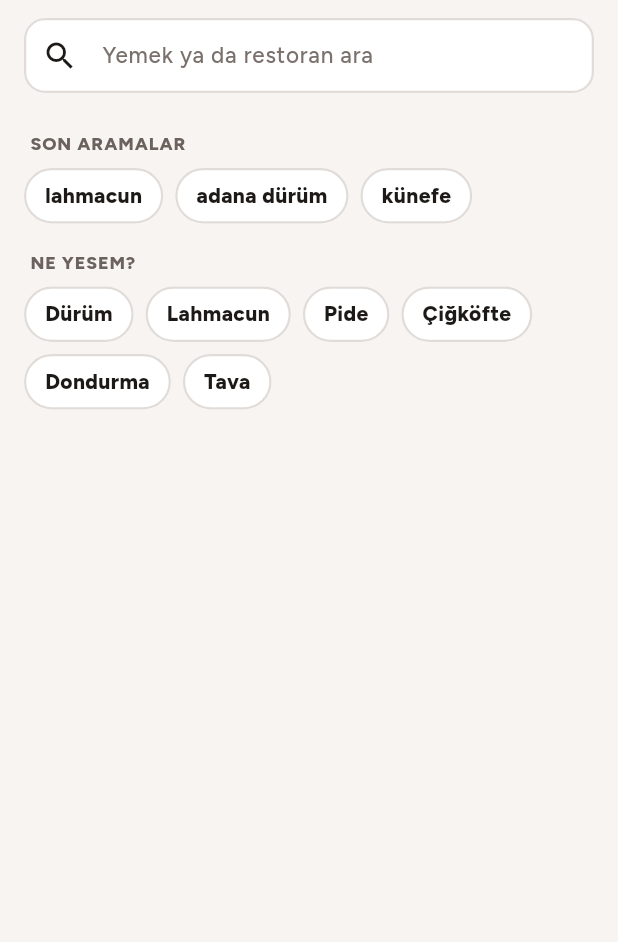
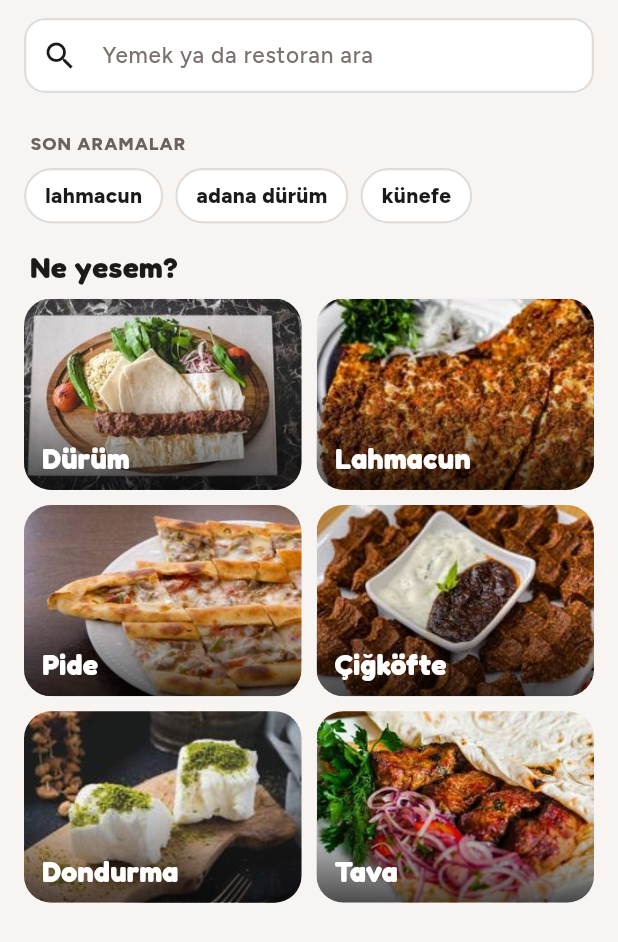
Before and after one commit to cankara46464646-eng/Doybi, a Flutter app: the SearchScreen screen opened directly, on a phone screen of 412 x 824 dp. Shown: the top 942 px of the screen. Run offline on Flutter 3.47's test engine with Material 3 defaults, Android fonts, the phone set to English and light mode, and no system bars; our stand-ins replace audioplayers, flutter_map, geolocator, image_picker, latlong2, qr_flutter and 2 more; missing offline and left inert: mobile_scanner; accounts and stored records are empty.

Commit message:
Kart bilgi satırı sığar; aramada fotoğraflı 'Ne yesem?'
Co-Authored-By: Claude Opus 5.5 <noreply@anthropic.com>
Claude-Session: https://claude.ai/code/session_01KybL2GwJ9n7Rcow3hZ5yWu

```diff
--- a/lib/screens/home.dart
+++ b/lib/screens/home.dart
@@ -614,12 +614,16 @@ class RestaurantCard extends StatelessWidget {
                     else
                       Text.rich(
                         TextSpan(children: [
-                          TextSpan(text: '${z.eta} dk · '),
+                          TextSpan(text: '${z.eta} dk  ·  '),
+                          WidgetSpan(
+                            alignment: PlaceholderAlignment.middle,
+                            child: Icon(Icons.delivery_dining_outlined, size: 16, color: z.fee == 0 ? C.greenInk : C.muted),
+                          ),
                           TextSpan(
-                            text: z.fee == 0 ? 'Ücretsiz teslimat' : '${tl(z.fee)} teslimat',
+                            text: z.fee == 0 ? ' Ücretsiz' : ' ${tl(z.fee)}',
                             style: z.fee == 0 ? body(13, color: C.greenInk, weight: FontWeight.w800) : null,
                           ),
-                          TextSpan(text: ' · Min. ${tl(z.min)}'),
+                          TextSpan(text: '  ·  Min. ${tl(z.min)}'),
                         ]),
                         maxLines: 1,
                         overflow: TextOverflow.ellipsis,
--- a/lib/screens/search.dart
+++ b/lib/screens/search.dart
@@ -96,11 +96,45 @@ class _SearchScreenState extends State<SearchScreen> {
                       SelChip(r, selected: false, onTap: () => setState(() => _c.text = r)),
                   ]),
                 ],
-                const SectionLabel('Ne yesem?'),
-                Wrap(spacing: 8, runSpacing: 8, children: [
-                  for (final r in const ['Dürüm', 'Lahmacun', 'Pide', 'Çiğköfte', 'Dondurma', 'Tava'])
-                    SelChip(r, selected: false, onTap: () => setState(() => _c.text = r)),
-                ]),
+                Padding(
+                  padding: const EdgeInsets.fromLTRB(4, 18, 4, 10),
+                  child: Text('Ne yesem?', style: display(20)),
+                ),
+                GridView.count(
+                  crossAxisCount: 2,
+                  shrinkWrap: true,
+                  physics: const NeverScrollableScrollPhysics(),
+                  mainAxisSpacing: 10,
+                  crossAxisSpacing: 10,
+                  childAspectRatio: 1.45,
+                  children: [
+                    for (final (label, photo) in const [
+                      ('Dürüm', 'a:adana'),
+                      ('Lahmacun', 'a:lahmacun'),
+                      ('Pide', 'a:pide_karisik'),
+                      ('Çiğköfte', 'a:cig_porsiyon'),
+                      ('Dondurma', 'a:dondurma'),
+                      ('Tava', 'a:tava'),
+                    ])
+                      Material(
+                        color: C.line,
+                        borderRadius: BorderRadius.circular(18),
+                        clipBehavior: Clip.antiAlias,
+                        child: InkWell(
+                          onTap: () => setState(() => _c.text = label),
+                          child: Stack(fit: StackFit.expand, children: [
+                            PhotoBox(photo, radius: 0, width: 180),
+                            const DecoratedBox(
+                              decoration: BoxDecoration(
+                                gradient: LinearGradient(colors: [Color(0x00000000), Color(0xAA000000)], begin: Alignment.center, end: Alignment.bottomCenter),
+                              ),
+                            ),
+                            Positioned(left: 12, bottom: 10, child: Text(label, style: display(19, color: Colors.white))),
+                          ]),
+                        ),
+                      ),
+                  ],
+                ),
               ],
             )
           : ListView(
```
